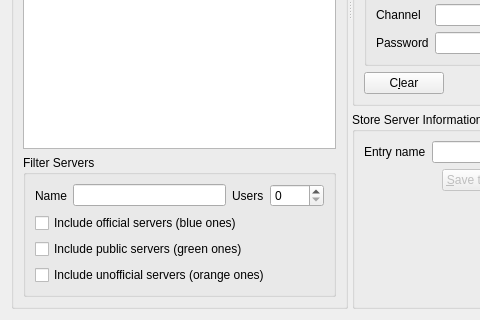
Above: Client/qtTeamTalk/serverlist.ui from BearWare/TeamTalk5 before the change; both pictures show x 0 to 480 and y 303 to 623 of the 938 by 623 pixel window. Below: the same form after it.
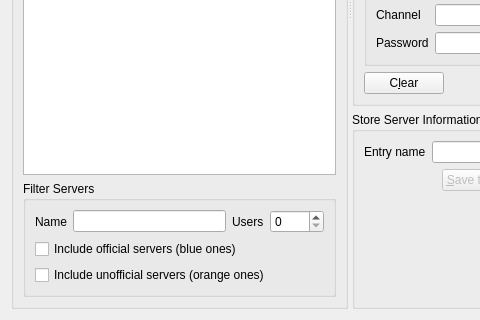
That is the form after the change. Icons and pictures are not drawn. Custom widgets are drawn as their Qt base class.

Commit message: Remove public servers from Qt TeamTalk

What changed in the file:
```diff
--- a/Client/qtTeamTalk/serverlist.ui
+++ b/Client/qtTeamTalk/serverlist.ui
@@ -93,13 +93,6 @@
             </property>
            </widget>
           </item>
-          <item>
-           <widget class="QCheckBox" name="publicserverChkBox">
-            <property name="text">
-             <string>Include public servers (green ones)</string>
-            </property>
-           </widget>
-          </item>
           <item>
            <widget class="QCheckBox" name="unofficialserverChkBox">
             <property name="text">
```
The commit also changes 3 other files.
